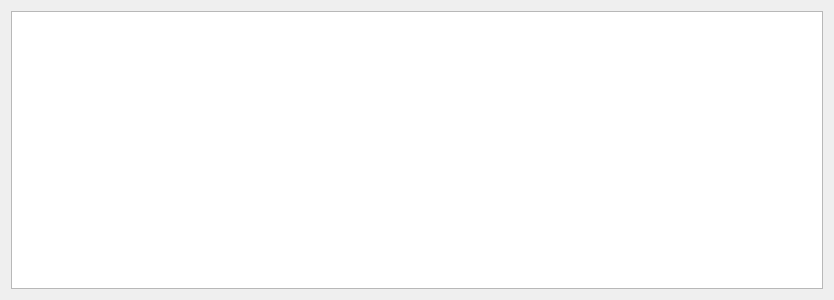
Above: src/ObsLightGui/ui/obsLightLog.ui from ronan22/obs-light before the change. Below: the same form after it.
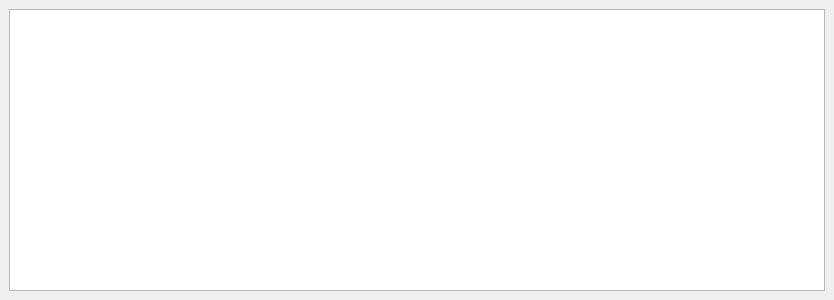
That is the form after the change.

Commit message: - bound LogManager to ObsLightManager

What changed in the file:
```diff
--- a/src/ObsLightGui/ui/obsLightLog.ui
+++ b/src/ObsLightGui/ui/obsLightLog.ui
@@ -1,7 +1,7 @@
 <?xml version="1.0" encoding="UTF-8"?>
 <ui version="4.0">
  <class>logDialog</class>
- <widget class="QDialog" name="logDialog">
+ <widget class="QMainWindow" name="logDialog">
   <property name="geometry">
    <rect>
     <x>0</x>
@@ -16,6 +16,7 @@
   <property name="locale">
    <locale language="English" country="UnitedStates"/>
   </property>
+  <widget class="QWidget" name="centralwidget">
   <layout class="QVBoxLayout" name="verticalLayout">
    <item>
     <widget class="QPlainTextEdit" name="logTextEdit">
@@ -25,6 +26,7 @@
     </widget>
    </item>
   </layout>
+  </widget>
  </widget>
  <resources/>
  <connections/>
```
Left out of the diff: 3 changed lines with no effect on the pictures. Lines whose indentation alone changed are shown as unchanged. The commit also changes 1 other file.
